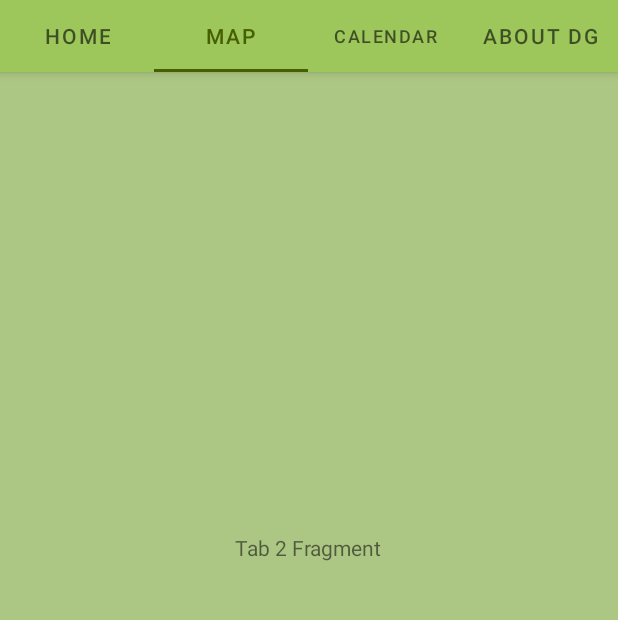
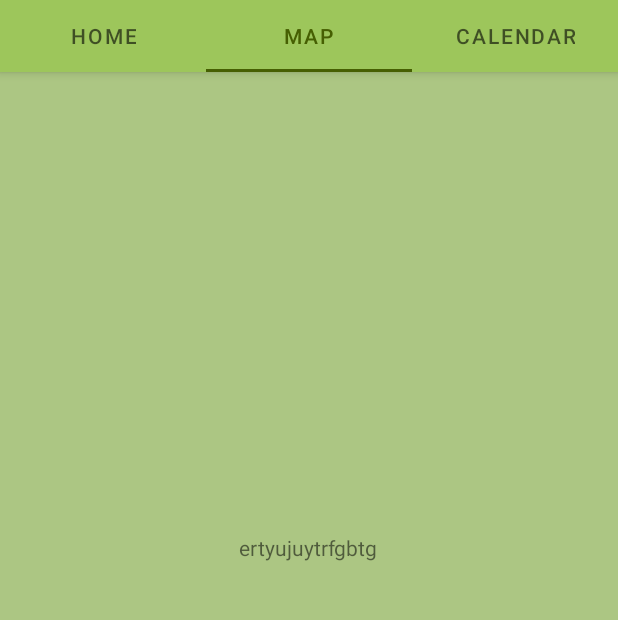
Before and after one commit to ArvindK2006/DGApp, an Android app: the screen it shows after launch (MainActivity), tab 2 chosen, on a phone screen of 412 x 824 dp, the part 84-704 px from its top. Run offline under Robolectric (Android 15) with nearby library versions, the phone set to English and light mode, and no system bars; our stand-ins replace navigation-ui.

Commit message:
march 14 2023
work on fourth tab at home

```diff
--- a/TabLayoutDemo/app/src/main/java/com/ebookfrenzy/tablayoutdemo/MainActivity.java
+++ b/TabLayoutDemo/app/src/main/java/com/ebookfrenzy/tablayoutdemo/MainActivity.java
@@ -39,7 +39,7 @@ public class MainActivity extends AppCompatActivity {
     }
 
     protected void configureTabLayout(){
-        for(int i = 0; i < 4; i++){
+        for(int i = 0; i < 3; i++){
             //change to i < 4 when 4th tab works
             binding.tabLayout.addTab(binding.tabLayout.newTab());
         }
@@ -64,9 +64,9 @@ public class MainActivity extends AppCompatActivity {
                             case 2:
                                 tab.setText("Calendar");
                                 break;
-                            case 3:
-                                tab.setText("About DG");
-                                break;
+                            //case 3:
+                              //  tab.setText("About DG");
+                               // break;
                         }
                     }
                 }).attach();
--- a/TabLayoutDemo/app/src/main/java/com/ebookfrenzy/tablayoutdemo/TabStateAdapter.java
+++ b/TabLayoutDemo/app/src/main/java/com/ebookfrenzy/tablayoutdemo/TabStateAdapter.java
@@ -22,8 +22,8 @@ public class TabStateAdapter extends FragmentStateAdapter{
                 return new Tab2Fragment();
             case 2:
                 return new Tab3Fragment();
-            case 3:
-                return new Tab4Fragment();
+            //case 3:
+            //    return new Tab4Fragment();
             default:
                 return null;
         }
--- a/TabLayoutDemo/app/src/main/res/layout/fragment_tab2.xml
+++ b/TabLayoutDemo/app/src/main/res/layout/fragment_tab2.xml
@@ -11,7 +11,7 @@
         android:id="@+id/textView2"
         android:layout_width="wrap_content"
         android:layout_height="wrap_content"
-        android:text="@string/tab_2_fragment"
+        android:text="ertyujuytrfgbtg"
         app:layout_constraintBottom_toBottomOf="parent"
         app:layout_constraintEnd_toEndOf="parent"
         app:layout_constraintHorizontal_bias="0.498"
--- a/TabLayoutDemo/app/src/main/res/layout/fragment_tab3.xml
+++ b/TabLayoutDemo/app/src/main/res/layout/fragment_tab3.xml
@@ -11,7 +11,7 @@
         android:id="@+id/textView2"
         android:layout_width="wrap_content"
         android:layout_height="wrap_content"
-        android:text="@string/tab_3_fragment"
+        android:text="sdfghj"
         app:layout_constraintBottom_toBottomOf="parent"
         app:layout_constraintEnd_toEndOf="parent"
         app:layout_constraintHorizontal_bias="0.498"
```
Also changed, not shown: TabLayoutDemo/app/src/main/java/com/ebookfrenzy/tablayoutdemo/Tab4Fragment.java (deleted, +0 -63 lines), TabLayoutDemo/app/src/main/res/layout/fragment_tab4.xml (deleted, +0 -21 lines).
